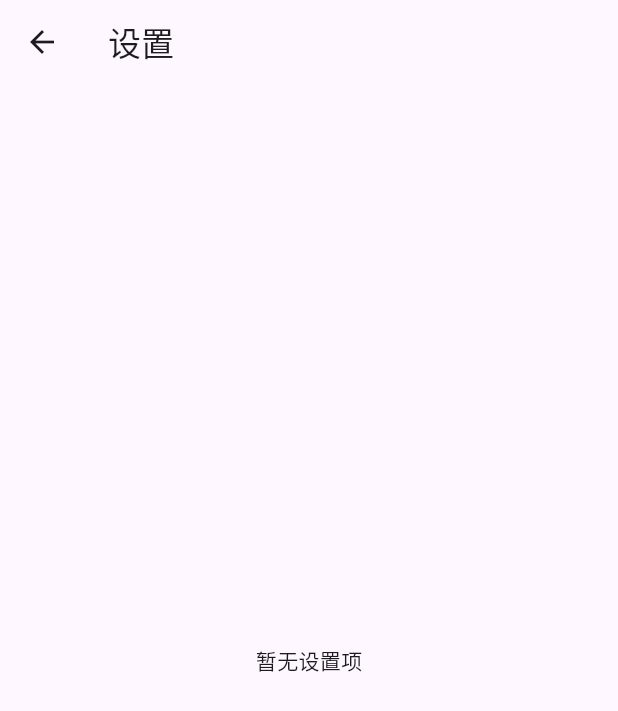
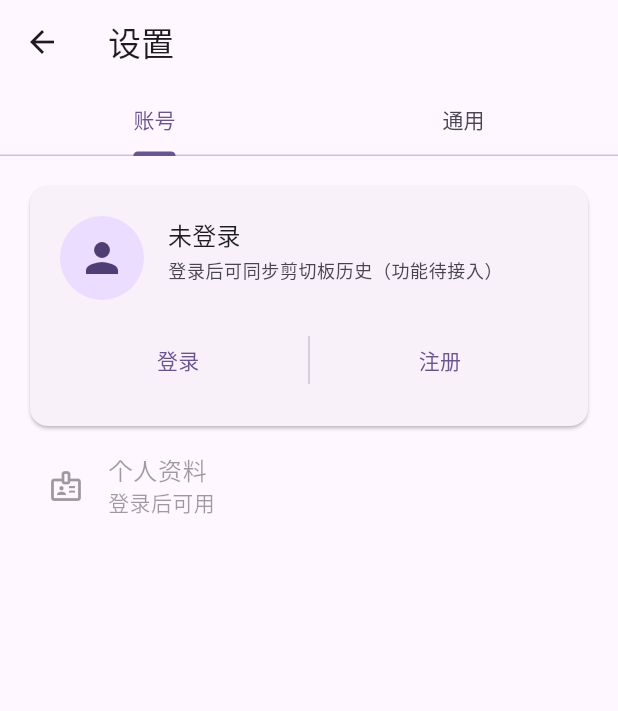
Before and after one commit to MrRobotElliot/shear_plate-202605, a Flutter app: the screen it shows after launch, after a tap on the "settings" icon, on a phone screen of 412 x 824 dp. Shown: the top 711 px of the screen. Run offline on Flutter 3.47's test engine with Material 3 defaults, Android fonts, the phone set to English and light mode, and no system bars; missing offline and left inert: window_manager.

Commit message:
注册页面初步完成，未接入接口

```diff
--- a/lib/main.dart
+++ b/lib/main.dart
@@ -4,6 +4,7 @@ import 'package:flutter/foundation.dart'
     show defaultTargetPlatform, kIsWeb, TargetPlatform;
 import 'package:flutter/material.dart';
 import 'package:flutter/services.dart';
+import 'package:shear_plate/settings_page.dart';
 import 'package:window_manager/window_manager.dart';
 
 bool get _supportsNativeWindow {
@@ -114,10 +115,7 @@ class _MyHomePageState extends State<MyHomePage> {
   void _openSettings() {
     Navigator.of(context).push<void>(
       MaterialPageRoute<void>(
-        builder: (context) => Scaffold(
-          appBar: AppBar(title: const Text('设置')),
-          body: const Center(child: Text('暂无设置项')),
-        ),
+        builder: (context) => const SettingsPage(),
       ),
     );
   }
--- /dev/null
+++ b/lib/settings_page.dart
@@ -0,0 +1,146 @@
+import 'package:flutter/material.dart';
+import 'package:shear_plate/register_page.dart';
+
+/// Settings screen with top tabs (TabLayout + ViewPager style) and swipeable pages.
+class SettingsPage extends StatelessWidget {
+  const SettingsPage({super.key});
+
+  @override
+  Widget build(BuildContext context) {
+    return DefaultTabController(
+      length: 2,
+      child: Scaffold(
+        appBar: AppBar(
+          title: const Text('设置'),
+          bottom: const TabBar(
+            tabs: [
+              Tab(text: '账号'),
+              Tab(text: '通用'),
+            ],
+          ),
+        ),
+        body: const TabBarView(
+          children: [
+            _AccountTabBody(),
+            _GeneralTabBody(),
+          ],
+        ),
+      ),
+    );
+  }
+}
+
+class _AccountTabBody extends StatelessWidget {
+  const _AccountTabBody();
+
+  @override
+  Widget build(BuildContext context) {
+    final scheme = Theme.of(context).colorScheme;
+
+    return ListView(
+      padding: const EdgeInsets.all(16),
+      children: [
+        Card(
+          child: Padding(
+            padding: const EdgeInsets.all(20),
+            child: Column(
+              crossAxisAlignment: CrossAxisAlignment.stretch,
+              children: [
+                Row(
+                  crossAxisAlignment: CrossAxisAlignment.start,
+                  children: [
+                    CircleAvatar(
+                      radius: 28,
+                      backgroundColor: scheme.primaryContainer,
+                      child: Icon(Icons.person, size: 32, color: scheme.onPrimaryContainer),
+                    ),
+                    const SizedBox(width: 16),
+                    Expanded(
+                      child: Column(
+                        crossAxisAlignment: CrossAxisAlignment.start,
+                        children: [
+                          Text(
+                            '未登录',
+                            style: Theme.of(context).textTheme.titleMedium,
+                          ),
+                          const SizedBox(height: 4),
+                          Text(
+                            '登录后可同步剪切板历史（功能待接入）',
+                            style: Theme.of(context).textTheme.bodySmall?.copyWith(
+                                  color: scheme.onSurfaceVariant,
+                                ),
+                          ),
+                        ],
+                      ),
+                    ),
+                  ],
+                ),
+                const SizedBox(height: 16),
+                IntrinsicHeight(
+                  child: Row(
+                    crossAxisAlignment: CrossAxisAlignment.stretch,
+                    children: [
+                      Expanded(
+                        child: TextButton(
+                          onPressed: () {
+                            ScaffoldMessenger.of(context).showSnackBar(
+                              const SnackBar(content: Text('登录功能开发中')),
+                            );
+                          },
+                          child: const Text('登录'),
+                        ),
+                      ),
+                      VerticalDivider(
+                        width: 17,
+                        thickness: 1,
+                        indent: 8,
+                        endIndent: 8,
+                        color: scheme.outlineVariant,
+                      ),
+                      Expanded(
+                        child: TextButton(
+                          onPressed: () {
+                            Navigator.of(context).push<void>(
+                              MaterialPageRoute<void>(
+                                builder: (context) => const RegisterPage(),
+                              ),
+                            );
+                          },
+                          child: const Text('注册'),
+                        ),
+                      ),
+                    ],
+                  ),
+                ),
+              ],
+            ),
+          ),
+        ),
+        ListTile(
+          leading: const Icon(Icons.badge_outlined),
+          title: const Text('个人资料'),
+          enabled: false,
+          subtitle: const Text('登录后可用'),
+        ),
+      ],
+    );
+  }
+}
+
+class _GeneralTabBody extends StatelessWidget {
+  const _GeneralTabBody();
+
+  @override
+  Widget build(BuildContext context) {
+    return ListView(
+      padding: const EdgeInsets.all(16),
+      children: [
+        ListTile(
+          leading: const Icon(Icons.tune_outlined),
+          title: const Text('通用选项'),
+          subtitle: const Text('后续可在此添加主题、语言等设置'),
+        ),
+      ],
+    );
+  }
+}
```
Also changed, not shown: lib/register_page.dart (added, +326 -0 lines).
